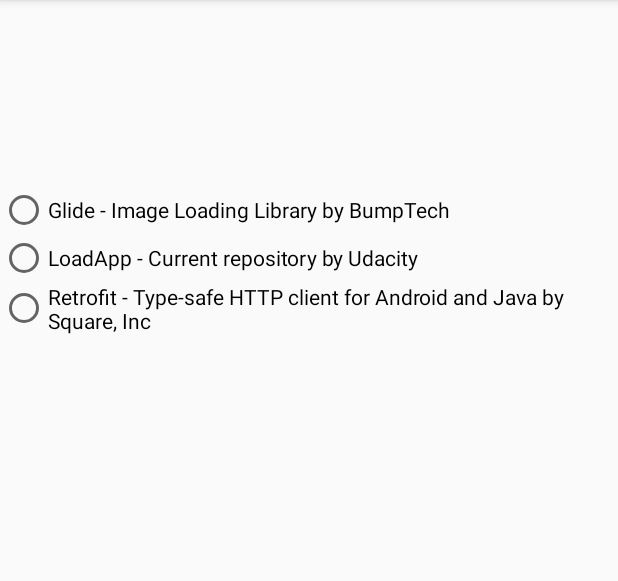
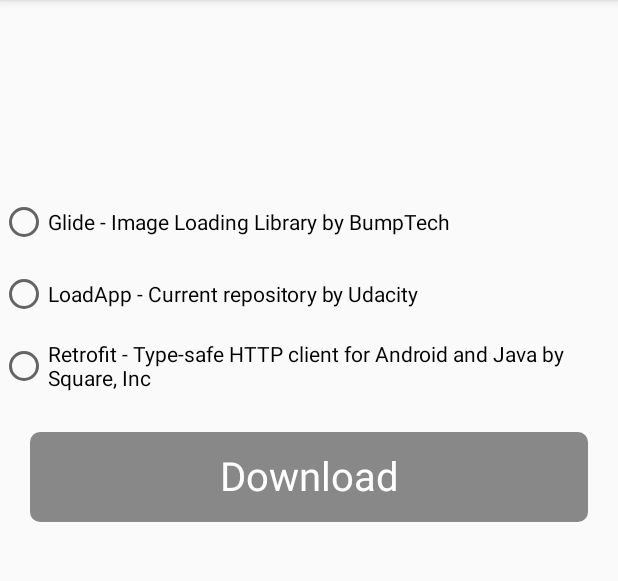
Before and after one commit to venfriti/download-assistant, an Android app: the screen it shows after launch (MainActivity), on a phone screen of 412 x 824 dp, the part 84-665 px from its top. Run offline under Robolectric (Android 15) with nearby library versions, the phone set to English and light mode, and no system bars.

Commit message:
implemented the custom view for the download button

```diff
--- a/app/src/main/java/com/example/LoadingButton.kt
+++ b/app/src/main/java/com/example/LoadingButton.kt
@@ -1,8 +1,13 @@
 package com.example
 
 import android.animation.ValueAnimator
+import android.annotation.SuppressLint
 import android.content.Context
 import android.graphics.Canvas
+import android.graphics.Color
+import android.graphics.Paint
+import android.graphics.RectF
+import android.graphics.Typeface
 import android.util.AttributeSet
 import android.view.View
 import com.example.ButtonState
@@ -14,6 +19,12 @@ class LoadingButton @JvmOverloads constructor(
     private var widthSize = 0
     private var heightSize = 0
 
+    private val textPaint = Paint().apply {
+        color = Color.WHITE
+        textSize = 40f
+        textAlign = Paint.Align.CENTER
+    }
+
     private val valueAnimator = ValueAnimator()
 
     private var buttonState: ButtonState by Delegates.observable<ButtonState>(ButtonState.Completed) { p, old, new ->
@@ -22,13 +33,32 @@ class LoadingButton @JvmOverloads constructor(
 
 
     init {
-
+        isClickable = true
     }
 
 
-    override fun onDraw(canvas: Canvas?) {
+    @SuppressLint("DrawAllocation")
+    override fun onDraw(canvas: Canvas) {
         super.onDraw(canvas)
 
+        val paint = Paint()
+        paint.color = Color.GRAY
+
+        val rect = RectF(0f, 0f, width.toFloat(), height.toFloat())
+        canvas.drawRoundRect(rect, 10f, 10f, paint)
+
+        paint.color = Color.GRAY
+        paint.style = Paint.Style.STROKE
+        paint.strokeWidth = 2f
+
+        val textHeight = textPaint.descent() - textPaint.ascent()
+        val textOffset = textHeight / 2 - textPaint.descent()
+
+        val label = resources.getString(R.string.download)
+        canvas.drawText(
+            label, width.toFloat() / 2,
+            height.toFloat() / 2 + textOffset, textPaint
+        )
     }
 
     override fun onMeasure(widthMeasureSpec: Int, heightMeasureSpec: Int) {
--- a/app/src/main/java/com/example/MainActivity.kt
+++ b/app/src/main/java/com/example/MainActivity.kt
@@ -41,6 +41,8 @@ class MainActivity : AppCompatActivity() {
         }
     }
 
+
+
     private fun download() {
         val request =
             DownloadManager.Request(Uri.parse(URL))
--- a/app/src/main/res/layout/content_main.xml
+++ b/app/src/main/res/layout/content_main.xml
@@ -20,30 +20,30 @@
         <RadioButton
             android:id="@+id/option_one"
             android:layout_width="match_parent"
-            android:layout_height="wrap_content"
+            android:layout_height="48dp"
             android:text="@string/glide_image_loading_library_by_bumptech"/>
 
         <RadioButton
             android:id="@+id/option_two"
             android:layout_width="match_parent"
-            android:layout_height="wrap_content"
+            android:layout_height="48dp"
             android:text="@string/loadapp_current_repository_by_udacity"/>
 
         <RadioButton
             android:id="@+id/option_three"
             android:layout_width="match_parent"
-            android:layout_height="wrap_content"
+            android:layout_height="48dp"
             android:text="@string/retrofit_type_safe_http_client_for_android_and_java_by_square_inc"/>
     </RadioGroup>
 
     <com.example.LoadingButton
         android:id="@+id/custom_button"
-        android:layout_width="0dp"
-        app:layout_constraintStart_toStartOf="parent"
-        app:layout_constraintEnd_toEndOf="parent"
+        android:layout_width="match_parent"
         android:layout_height="60dp"
         android:layout_margin="20dp"
-        app:layout_constraintBottom_toBottomOf="parent"
-        app:layout_constraintTop_toTopOf="parent" />
+        app:layout_constraintEnd_toEndOf="parent"
+        app:layout_constraintStart_toStartOf="parent"
+        app:layout_constraintTop_toBottomOf="@id/radio_group"
+        android:text="@string/download" />
 
 </androidx.constraintlayout.widget.ConstraintLayout>
--- a/app/src/main/res/values/dimens.xml
+++ b/app/src/main/res/values/dimens.xml
@@ -1,4 +1,4 @@
-<resources>
+<resources xmlns:tools="http://schemas.android.com/tools">
     <dimen name="fab_margin">16dp</dimen>
 
     <dimen name="default_text_size">20sp</dimen>
--- a/app/src/main/res/values/strings.xml
+++ b/app/src/main/res/values/strings.xml
@@ -14,4 +14,5 @@
     <string name="glide_image_loading_library_by_bumptech">Glide - Image Loading Library by BumpTech</string>
     <string name="loadapp_current_repository_by_udacity">LoadApp - Current repository by Udacity</string>
     <string name="retrofit_type_safe_http_client_for_android_and_java_by_square_inc">Retrofit - Type-safe HTTP client for Android and Java by Square, Inc</string>
+    <string name="download">Download</string>
 </resources>
```
